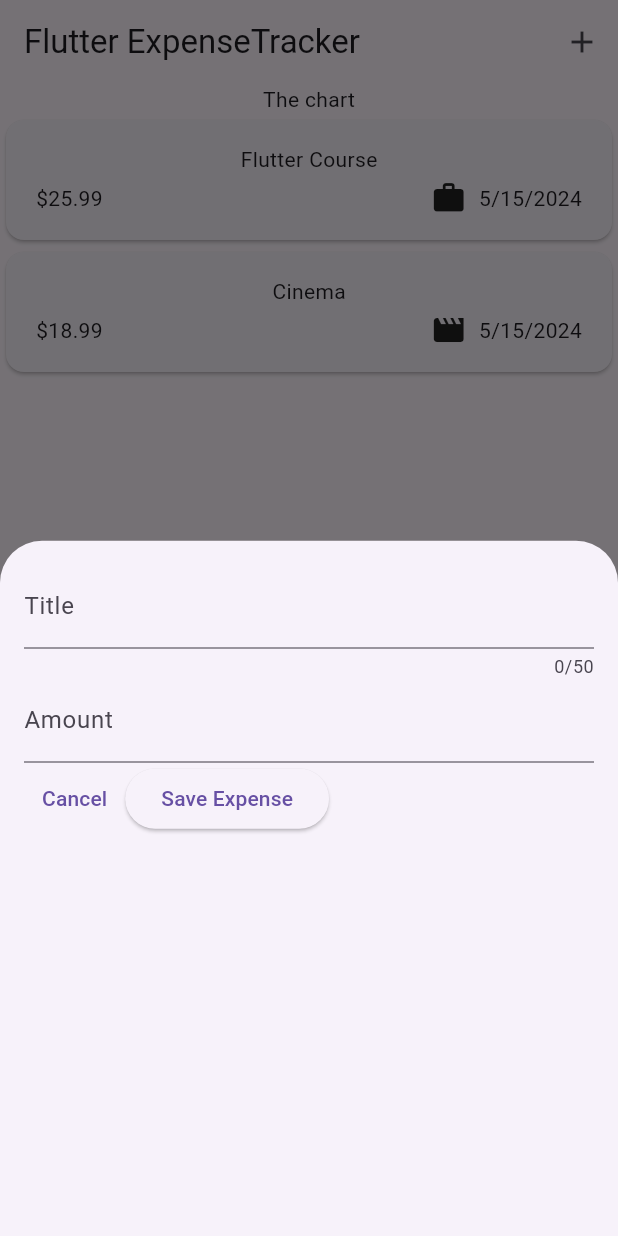
After one commit to Lucasjapa/flutterStudy, a Flutter app: the screen it shows after launch, after a tap on the "add" icon, on a phone screen of 412 x 824 dp. The commit adds this screen. Run offline on Flutter 3.47's test engine with Material 3 defaults, Android fonts, the phone set to English and light mode, and no system bars; our stand-ins replace google_fonts; missing offline and left inert: dart:ffi.

Commit message:
Add novo gasto
Criação da função para add um novo gasto.
Trabalhando com modal, controller para dados de um form;
Armazenando dados de um input utilizando controller.

```diff
--- a/expense_tracker/lib/widgets/expenses.dart
+++ b/expense_tracker/lib/widgets/expenses.dart
@@ -1,5 +1,6 @@
 import 'package:expense_tracker/widgets/expenses_list/expenses_list.dart';
 import 'package:expense_tracker/models/expense.dart';
+import 'package:expense_tracker/widgets/new_expense.dart';
 import 'package:flutter/cupertino.dart';
 import 'package:flutter/material.dart';
 
@@ -28,9 +29,25 @@
     ),
   ];
 
+  void _openAddExpenseOverlay() {
+    showModalBottomSheet(
+      context: context,
+      builder: (ctx) => const NewExpense(),
+    );
+  }
+
   @override
   Widget build(BuildContext context) {
     return Scaffold(
+      appBar: AppBar(
+        title: const Text('Flutter ExpenseTracker'),
+        actions: [
+          IconButton(
+            onPressed: _openAddExpenseOverlay,
+            icon: const Icon(Icons.add),
+          )
+        ],
+      ),
       body: Column(
         children: [
           const Text('The chart'),
--- /dev/null
+++ b/expense_tracker/lib/widgets/new_expense.dart
@@ -0,0 +1,65 @@
+import 'package:flutter/material.dart';
+
+class NewExpense extends StatefulWidget {
+  const NewExpense({super.key});
+
+  @override
+  State<NewExpense> createState() {
+    return _NewExpenseState();
+  }
+}
+
+class _NewExpenseState extends State<NewExpense> {
+  final _titleController = TextEditingController();
+  final _amountController = TextEditingController();
+
+  @override
+  void dispose() {
+    _titleController.dispose();
+    _amountController.dispose();
+    super.dispose();
+  }
+
+  @override
+  Widget build(BuildContext context) {
+    return Padding(
+      padding: const EdgeInsets.all(16),
+      child: Column(
+        children: [
+          TextField(
+            controller: _titleController,
+            maxLength: 50,
+            decoration: const InputDecoration(
+              label: Text('Title'),
+            ),
+          ),
+          TextField(
+            controller: _amountController,
+            keyboardType: TextInputType.number,
+            decoration: const InputDecoration(
+              prefixText: 'R\$',
+              label: Text('Amount'),
+            ),
+          ),
+          Row(
+            children: [
+              TextButton(
+                onPressed: () {
+                  Navigator.pop(context);
+                },
+                child: const Text("Cancel"),
+              ),
+              ElevatedButton(
+                onPressed: () {
+                  print(_titleController.text);
+                  print(_amountController.text);
+                },
+                child: const Text('Save Expense'),
+              ),
+            ],
+          ),
+        ],
+      ),
+    );
+  }
+}
```
